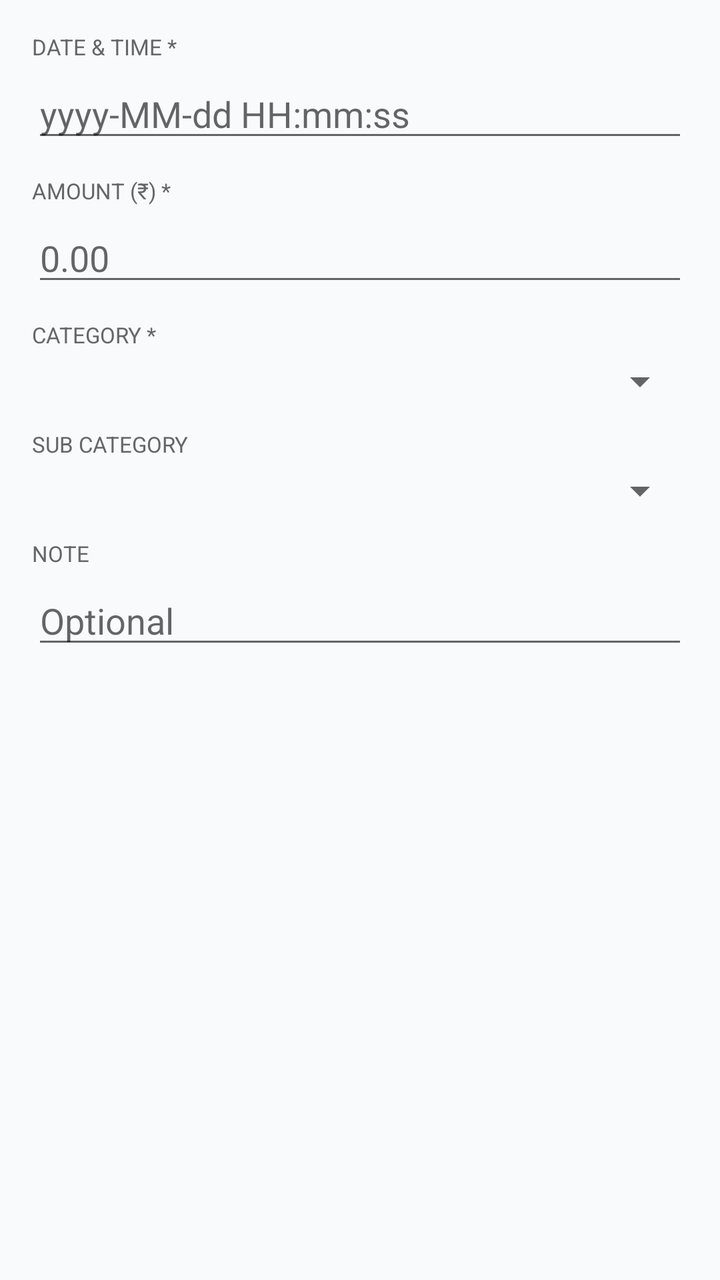
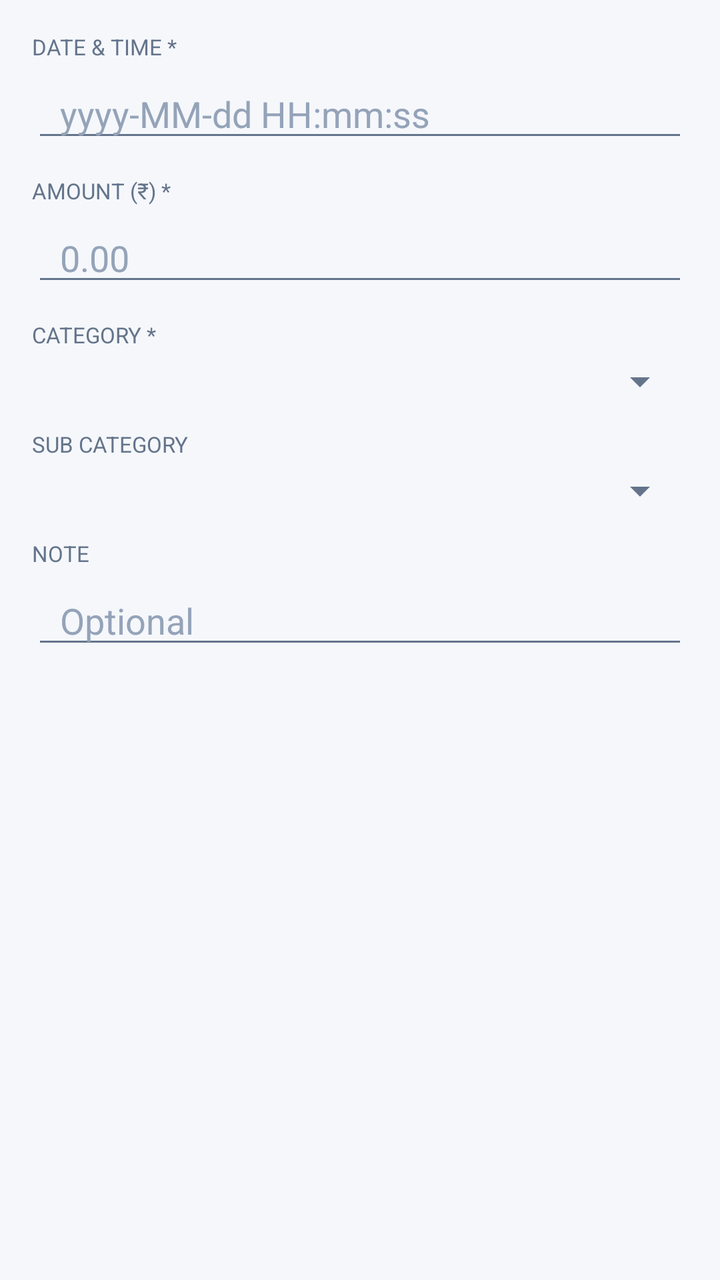

Screens rendered from an Android XML layout before and after an edit, with the pre-edit source and the edit as a unified diff.
<!-- AndroidManifest.xml: application theme Theme.ExpenseOS -->
<!-- res/layout/dialog_add_transaction.xml -->
<?xml version="1.0" encoding="utf-8"?>
<ScrollView xmlns:android="http://schemas.android.com/apk/res/android"
    android:layout_width="match_parent"
    android:layout_height="wrap_content">

    <LinearLayout
        android:layout_width="match_parent"
        android:layout_height="wrap_content"
        android:orientation="vertical"
        android:padding="16dp">

        <TextView
            android:layout_width="wrap_content"
            android:layout_height="wrap_content"
            android:text="DATE &amp; TIME *"
            android:textSize="11sp"
            android:textColor="#666"
            android:layout_marginBottom="4dp" />

        <EditText
            android:id="@+id/et_date"
            android:layout_width="match_parent"
            android:layout_height="wrap_content"
            android:hint="yyyy-MM-dd HH:mm:ss"
            android:inputType="text"
            android:layout_marginBottom="12dp" />

        <TextView
            android:layout_width="wrap_content"
            android:layout_height="wrap_content"
            android:text="AMOUNT (₹) *"
            android:textSize="11sp"
            android:textColor="#666"
            android:layout_marginBottom="4dp" />

        <EditText
            android:id="@+id/et_amount"
            android:layout_width="match_parent"
            android:layout_height="wrap_content"
            android:hint="0.00"
            android:inputType="numberDecimal"
            android:layout_marginBottom="12dp" />

        <TextView
            android:layout_width="wrap_content"
            android:layout_height="wrap_content"
            android:text="CATEGORY *"
            android:textSize="11sp"
            android:textColor="#666"
            android:layout_marginBottom="4dp" />

        <Spinner
            android:id="@+id/sp_category"
            android:layout_width="match_parent"
            android:layout_height="wrap_content"
            android:layout_marginBottom="12dp" />

        <TextView
            android:layout_width="wrap_content"
            android:layout_height="wrap_content"
            android:text="SUB CATEGORY"
            android:textSize="11sp"
            android:textColor="#666"
            android:layout_marginBottom="4dp" />

        <Spinner
            android:id="@+id/sp_subcategory"
            android:layout_width="match_parent"
            android:layout_height="wrap_content"
            android:layout_marginBottom="12dp" />

        <TextView
            android:layout_width="wrap_content"
            android:layout_height="wrap_content"
            android:text="NOTE"
            android:textSize="11sp"
            android:textColor="#666"
            android:layout_marginBottom="4dp" />

        <EditText
            android:id="@+id/et_note"
            android:layout_width="match_parent"
            android:layout_height="wrap_content"
            android:hint="Optional"
            android:inputType="text" />
    </LinearLayout>
</ScrollView>
<!-- resources referenced by this layout -->
<resources>
  <style name="Theme.ExpenseOS" parent="Theme.MaterialComponents.Light.NoActionBar">
          <item name="colorPrimary">@color/primary</item>
          <item name="colorPrimaryDark">@color/primary_dark</item>
          <item name="colorAccent">@color/primary</item>
          <item name="android:windowBackground">@color/bg</item>
          <item name="android:fontFamily">sans-serif</item>
          <item name="android:statusBarColor">@color/primary_dark</item>
      </style>
  <color name="bg">#F8FAFC</color>
  <!-- unchanged entries left out for length: 2 -->
</resources>

<!-- the commit's change to res/layout/dialog_add_transaction.xml (unified diff, before → after) -->
@@ -14,7 +14,7 @@
             android:layout_height="wrap_content"
             android:text="DATE &amp; TIME *"
             android:textSize="11sp"
-            android:textColor="#666"
+            android:textColor="@color/text_muted"
             android:layout_marginBottom="4dp" />
 
         <EditText
@@ -30,7 +30,7 @@
             android:layout_height="wrap_content"
             android:text="AMOUNT (₹) *"
             android:textSize="11sp"
-            android:textColor="#666"
+            android:textColor="@color/text_muted"
             android:layout_marginBottom="4dp" />
 
         <EditText
@@ -46,7 +46,7 @@
             android:layout_height="wrap_content"
             android:text="CATEGORY *"
             android:textSize="11sp"
-            android:textColor="#666"
+            android:textColor="@color/text_muted"
             android:layout_marginBottom="4dp" />
 
         <Spinner
@@ -60,7 +60,7 @@
             android:layout_height="wrap_content"
             android:text="SUB CATEGORY"
             android:textSize="11sp"
-            android:textColor="#666"
+            android:textColor="@color/text_muted"
             android:layout_marginBottom="4dp" />
 
         <Spinner
@@ -74,7 +74,7 @@
             android:layout_height="wrap_content"
             android:text="NOTE"
             android:textSize="11sp"
-            android:textColor="#666"
+            android:textColor="@color/text_muted"
             android:layout_marginBottom="4dp" />
 
         <EditText
<!-- resource entries referenced after the edit -->
@@ -1,14 +1,92 @@
 <!-- resources referenced by this layout -->
 <resources>
-  <style name="Theme.ExpenseOS" parent="Theme.MaterialComponents.Light.NoActionBar">
+  <color name="text_muted">#64748B</color>
+  <style name="Theme.ExpenseOS" parent="Theme.MaterialComponents.DayNight.NoActionBar">
           <item name="colorPrimary">@color/primary</item>
+          <item name="colorPrimaryVariant">@color/primary_dark</item>
           <item name="colorPrimaryDark">@color/primary_dark</item>
+          <item name="colorOnPrimary">@color/on_primary</item>
+          <item name="colorSecondary">@color/secondary</item>
+          <item name="colorSecondaryVariant">@color/secondary_dark</item>
+          <item name="colorOnSecondary">@color/on_primary</item>
           <item name="colorAccent">@color/primary</item>
+          <item name="colorSurface">@color/surface</item>
+          <item name="colorOnSurface">@color/text</item>
+          <item name="colorOnBackground">@color/text</item>
+          <item name="colorError">@color/danger</item>
+          <item name="android:colorBackground">@color/bg</item>
           <item name="android:windowBackground">@color/bg</item>
+  
+          <item name="android:textColorPrimary">@color/text</item>
+          <item name="android:textColorSecondary">@color/text_muted</item>
+          <item name="android:textColorHint">@color/text_hint</item>
           <item name="android:fontFamily">sans-serif</item>
-          <item name="android:statusBarColor">@color/primary_dark</item>
+          <item name="fontFamily">sans-serif</item>
+  
+          
+          <item name="android:statusBarColor">@color/bg</item>
+          <item name="android:navigationBarColor">@color/nav_bg</item>
+          <item name="android:windowLightStatusBar">true</item>
+          <item name="android:windowLightNavigationBar" tools:targetApi="o_mr1">true</item>
+          <item name="android:forceDarkAllowed" tools:targetApi="q">false</item>
+  
+          
+          <item name="editTextStyle">@style/Widget.ExpenseOS.EditText</item>
+          <item name="materialAlertDialogTheme">@style/ThemeOverlay.ExpenseOS.Dialog</item>
+          <item name="bottomSheetDialogTheme">@style/ThemeOverlay.ExpenseOS.BottomSheet</item>
+          <item name="android:windowAnimationStyle">@style/Animation.ExpenseOS.Window</item>
+          <item name="android:windowActivityTransitions">true</item>
+          <item name="android:windowContentTransitions">true</item>
       </style>
-  <color name="bg">#F8FAFC</color>
+  <color name="on_primary">#FFFFFF</color>
+  <color name="secondary">#0F766E</color>
+  <color name="secondary_dark">#115E59</color>
+  <color name="surface">#FFFFFF</color>
+  <color name="text">#0F172A</color>
+  <color name="danger">#E11D48</color>
+  <color name="bg">#F5F7FB</color>
+  <color name="text_hint">#94A3B8</color>
+  <color name="nav_bg">#FFFFFF</color>
+  <style name="Widget.ExpenseOS.EditText" parent="Widget.AppCompat.EditText">
+          <item name="android:textSize">@dimen/type_body</item>
+          <item name="android:textColor">@color/text</item>
+          <item name="android:textColorHint">@color/text_hint</item>
+          <item name="android:paddingStart">14dp</item>
+          <item name="android:paddingEnd">14dp</item>
+          <item name="android:minHeight">@dimen/input_height</item>
+      </style>
+  <style name="ThemeOverlay.ExpenseOS.Dialog" parent="ThemeOverlay.MaterialComponents.MaterialAlertDialog">
+          <item name="colorPrimary">@color/primary</item>
+          <item name="colorSurface">@color/surface</item>
+          <item name="colorOnSurface">@color/text</item>
+          <item name="shapeAppearanceOverlay">@style/ShapeAppearance.ExpenseOS.Dialog</item>
+          <item name="android:windowMinWidthMajor">84%</item>
+          <item name="android:windowMinWidthMinor">84%</item>
+      </style>
+  <style name="ThemeOverlay.ExpenseOS.BottomSheet" parent="ThemeOverlay.MaterialComponents.BottomSheetDialog">
+          <item name="bottomSheetStyle">@style/Widget.ExpenseOS.BottomSheet</item>
+      </style>
+  <style name="Animation.ExpenseOS.Window" parent="@android:style/Animation.Activity">
+          <item name="android:activityOpenEnterAnimation">@anim/screen_enter</item>
+          <item name="android:activityOpenExitAnimation">@anim/screen_exit</item>
+          <item name="android:activityCloseEnterAnimation">@anim/screen_pop_enter</item>
+          <item name="android:activityCloseExitAnimation">@anim/screen_pop_exit</item>
+      </style>
+  <style name="ShapeAppearance.ExpenseOS.Dialog" parent="ShapeAppearance.MaterialComponents.MediumComponent">
+          <item name="cornerFamily">rounded</item>
+          <item name="cornerSize">26dp</item>
+      </style>
+  <style name="Widget.ExpenseOS.BottomSheet" parent="Widget.MaterialComponents.BottomSheet.Modal">
+          <item name="shapeAppearanceOverlay">@style/ShapeAppearance.ExpenseOS.Sheet</item>
+          <item name="backgroundTint">@color/surface</item>
+      </style>
+  <style name="ShapeAppearance.ExpenseOS.Sheet" parent="">
+          <item name="cornerFamily">rounded</item>
+          <item name="cornerSizeTopLeft">26dp</item>
+          <item name="cornerSizeTopRight">26dp</item>
+          <item name="cornerSizeBottomLeft">0dp</item>
+          <item name="cornerSizeBottomRight">0dp</item>
+      </style>
   <!-- unchanged entries left out for length: 2 -->
 </resources>
 
